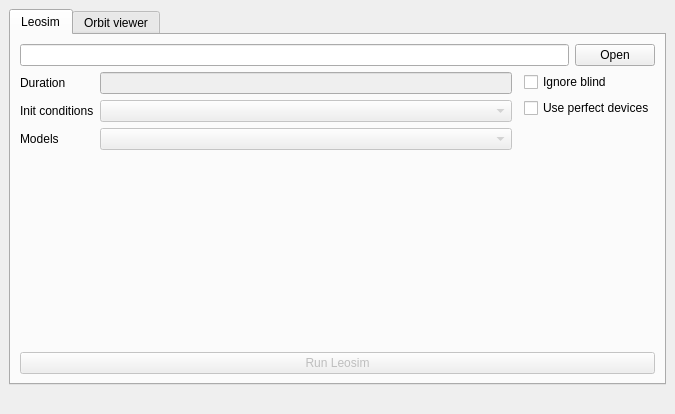
Above: runner/ui/runsim.ui from ulanich/sim-runner before the change. Below: the same form after it.
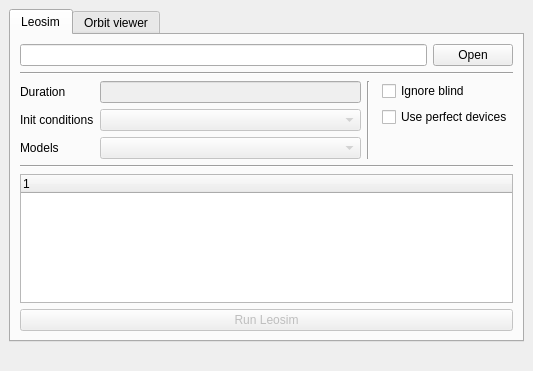
That is the form after the change.

Commit message: Начало создания дерева для настройки конфига yaml

```diff
--- a/runner/ui/runsim.ui
+++ b/runner/ui/runsim.ui
@@ -6,8 +6,8 @@
    <rect>
     <x>0</x>
     <y>0</y>
-    <width>675</width>
-    <height>414</height>
+    <width>533</width>
+    <height>371</height>
    </rect>
   </property>
   <property name="windowTitle">
@@ -48,7 +48,7 @@
             </item>
            </layout>
           </item>
-          <item row="1" column="0">
+          <item row="2" column="0">
            <layout class="QHBoxLayout" name="horizontalLayout_2">
             <item>
              <layout class="QFormLayout" name="formLayout">
@@ -99,6 +99,13 @@
               </item>
              </layout>
             </item>
+            <item>
+             <widget class="Line" name="line_3">
+              <property name="orientation">
+               <enum>Qt::Vertical</enum>
+              </property>
+             </widget>
+            </item>
             <item>
              <layout class="QFormLayout" name="formLayout_2">
               <item row="0" column="1">
@@ -125,7 +132,7 @@
             </item>
            </layout>
           </item>
-          <item row="2" column="0">
+          <item row="5" column="0">
            <widget class="QPushButton" name="b_start_sim">
             <property name="enabled">
              <bool>false</bool>
@@ -135,6 +142,32 @@
             </property>
            </widget>
           </item>
+          <item row="3" column="0">
+           <widget class="Line" name="line_2">
+            <property name="orientation">
+             <enum>Qt::Horizontal</enum>
+            </property>
+           </widget>
+          </item>
+          <item row="1" column="0">
+           <widget class="Line" name="line">
+            <property name="orientation">
+             <enum>Qt::Horizontal</enum>
+            </property>
+           </widget>
+          </item>
+          <item row="4" column="0">
+           <widget class="QTreeWidget" name="yaml_tree">
+            <property name="frameShadow">
+             <enum>QFrame::Sunken</enum>
+            </property>
+            <column>
+             <property name="text">
+              <string notr="true">1</string>
+             </property>
+            </column>
+           </widget>
+          </item>
          </layout>
         </item>
        </layout>
```
Left out of the diff: 6 changed lines with no effect on the pictures. The commit also changes 2 other files.
